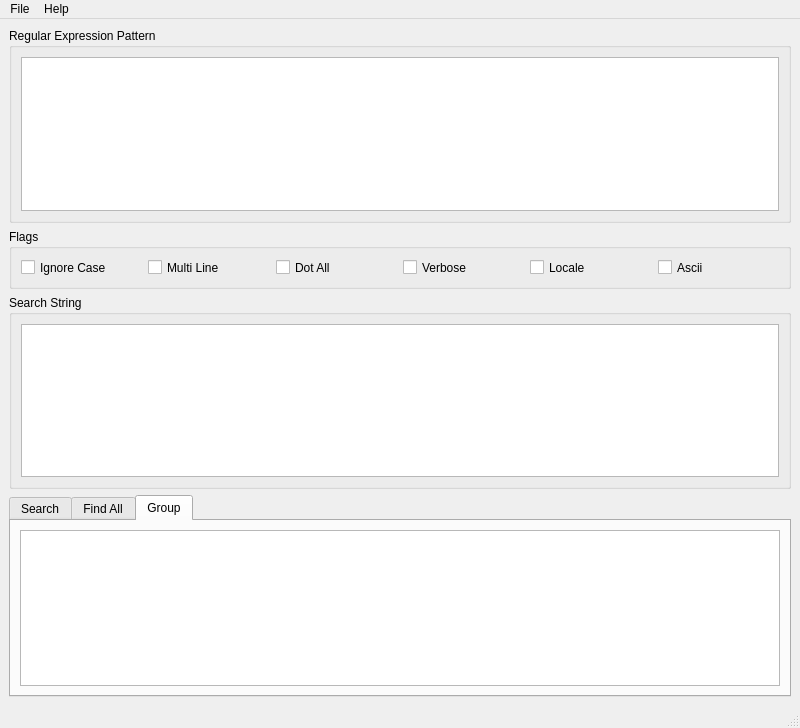
Before: the Qt Designer form modules/mainWindow.ui in bittercode/pyrrhic-ree, drawn with Qt 5.
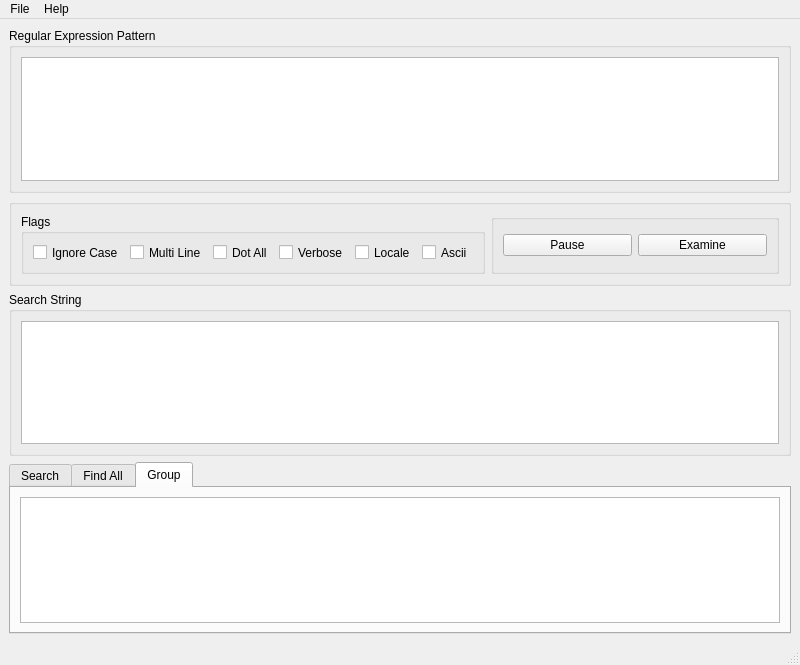
After: the same form once the commit is applied.

```diff
--- a/modules/mainWindow.ui
+++ b/modules/mainWindow.ui
@@ -7,7 +7,7 @@
     <x>0</x>
     <y>0</y>
     <width>800</width>
-    <height>728</height>
+    <height>665</height>
    </rect>
   </property>
   <property name="windowTitle">
@@ -22,11 +22,27 @@
       </property>
       <layout class="QHBoxLayout" name="horizontalLayout_2">
        <item>
-        <widget class="QTextEdit" name="tedReg"/>
+        <widget class="QTextEdit" name="tedReg">
+         <property name="autoFillBackground">
+          <bool>false</bool>
+         </property>
+         <property name="frameShape">
+          <enum>QFrame::StyledPanel</enum>
+         </property>
+         <property name="frameShadow">
+          <enum>QFrame::Sunken</enum>
+         </property>
+        </widget>
        </item>
       </layout>
      </widget>
     </item>
+    <item>
+     <widget class="QGroupBox" name="gbFlagButtons">
+      <property name="title">
+       <string/>
+      </property>
+      <layout class="QHBoxLayout" name="horizontalLayout_8">
     <item>
      <widget class="QGroupBox" name="gbFlags">
       <property name="minimumSize">
@@ -97,6 +113,32 @@
          <property name="text">
           <string>Ascii</string>
          </property>
+           </widget>
+          </item>
+         </layout>
+        </widget>
+       </item>
+       <item>
+        <widget class="QGroupBox" name="gbButtons">
+         <property name="title">
+          <string/>
+         </property>
+         <layout class="QHBoxLayout" name="horizontalLayout_7">
+          <item>
+           <widget class="QPushButton" name="pbPause">
+            <property name="text">
+             <string>Pause</string>
+            </property>
+           </widget>
+          </item>
+          <item>
+           <widget class="QPushButton" name="pbExamin">
+            <property name="text">
+             <string>Examine</string>
+            </property>
+           </widget>
+          </item>
+         </layout>
         </widget>
        </item>
       </layout>
```
Lines whose indentation alone changed are shown as unchanged.
